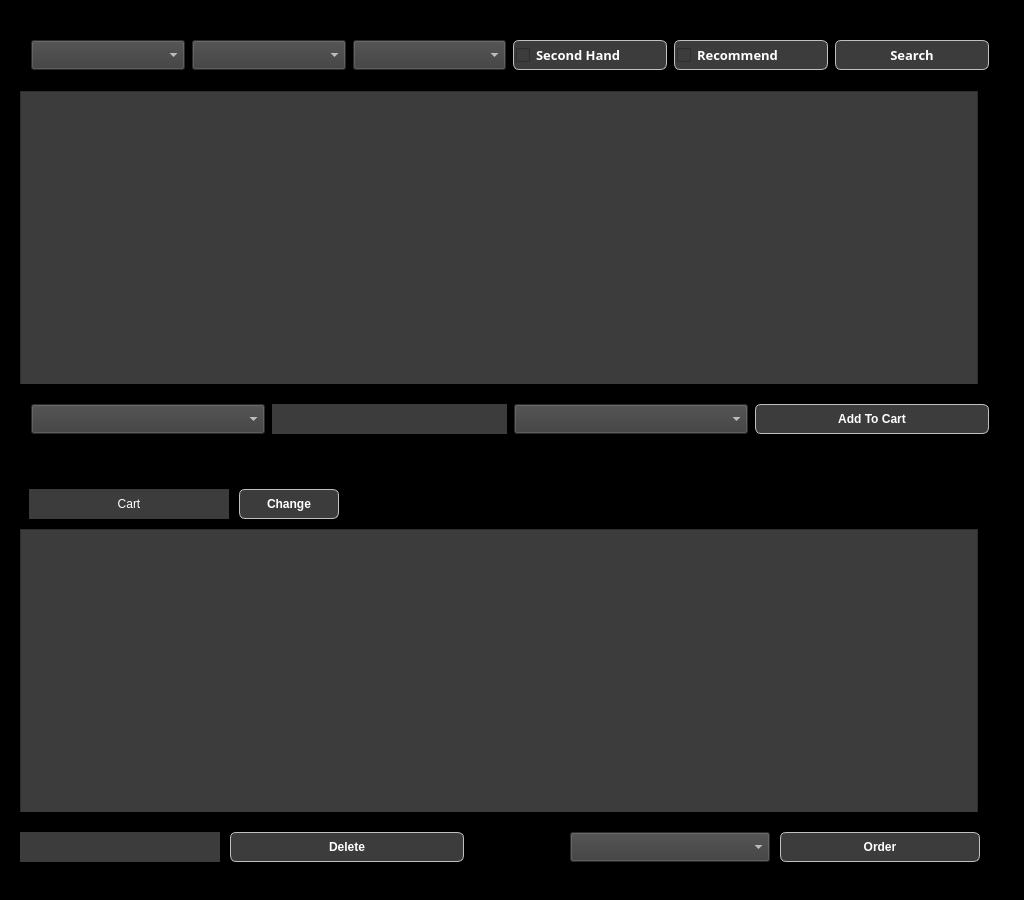
Before: the Qt Designer form ui.ui in huangchenghan/database_project, drawn with Qt 5.
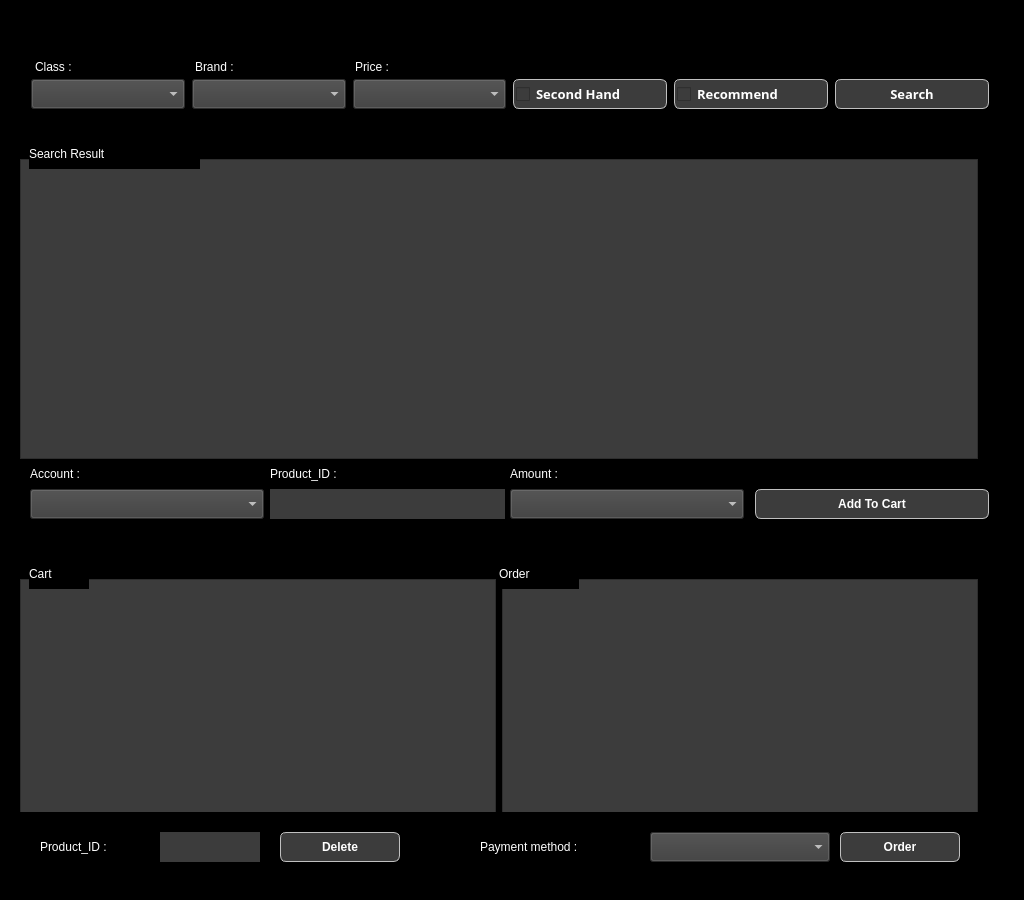
After: the same form once the commit is applied.

Diff of the .ui file:
```diff
--- a/ui.ui
+++ b/ui.ui
@@ -24,7 +24,7 @@
        <property name="geometry">
         <rect>
          <x>11</x>
-         <y>11</y>
+         <y>50</y>
          <width>980</width>
          <height>64</height>
         </rect>
@@ -170,12 +170,66 @@
 font: 10pt &quot;Rockwell&quot;; </string>
         </property>
        </widget>
+       <widget class="QLabel" name="label_9">
+        <property name="geometry">
+         <rect>
+          <x>15</x>
+          <y>0</y>
+          <width>90</width>
+          <height>15</height>
+         </rect>
+        </property>
+        <property name="styleSheet">
+         <string notr="true">color: rgb(255, 255, 255);
+background-color: rgb(0, 0, 0);
+font: 12pt &quot;Rockwell&quot;; </string>
+        </property>
+        <property name="text">
+         <string>Class :</string>
+        </property>
+       </widget>
+       <widget class="QLabel" name="label_10">
+        <property name="geometry">
+         <rect>
+          <x>175</x>
+          <y>0</y>
+          <width>90</width>
+          <height>15</height>
+         </rect>
+        </property>
+        <property name="styleSheet">
+         <string notr="true">color: rgb(255, 255, 255);
+background-color: rgb(0, 0, 0);
+font: 12pt &quot;Rockwell&quot;; </string>
+        </property>
+        <property name="text">
+         <string>Brand :</string>
+        </property>
+       </widget>
+       <widget class="QLabel" name="label_11">
+        <property name="geometry">
+         <rect>
+          <x>335</x>
+          <y>0</y>
+          <width>90</width>
+          <height>15</height>
+         </rect>
+        </property>
+        <property name="styleSheet">
+         <string notr="true">color: rgb(255, 255, 255);
+background-color: rgb(0, 0, 0);
+font: 12pt &quot;Rockwell&quot;; </string>
+        </property>
+        <property name="text">
+         <string>Price :</string>
+        </property>
+       </widget>
       </widget>
       <widget class="QWidget" name="widget_3" native="true">
        <property name="geometry">
         <rect>
          <x>11</x>
-         <y>82</y>
+         <y>150</y>
          <width>958</width>
          <height>300</height>
         </rect>
@@ -195,16 +249,16 @@
        <property name="geometry">
         <rect>
          <x>11</x>
-         <y>375</y>
+         <y>450</y>
          <width>980</width>
-         <height>64</height>
+         <height>70</height>
         </rect>
        </property>
        <widget class="QPushButton" name="add_pushButton">
         <property name="geometry">
          <rect>
           <x>735</x>
-          <y>20</y>
+          <y>30</y>
           <width>234</width>
           <height>30</height>
          </rect>
@@ -226,8 +280,8 @@
        <widget class="QLabel" name="product_label">
         <property name="geometry">
          <rect>
-          <x>252</x>
-          <y>20</y>
+          <x>250</x>
+          <y>30</y>
           <width>235</width>
           <height>30</height>
          </rect>
@@ -244,8 +298,8 @@
        <widget class="QComboBox" name="count_comboBox">
         <property name="geometry">
          <rect>
-          <x>494</x>
-          <y>20</y>
+          <x>490</x>
+          <y>30</y>
           <width>234</width>
           <height>30</height>
          </rect>
@@ -259,8 +313,8 @@
        <widget class="QComboBox" name="user_comboBox">
         <property name="geometry">
          <rect>
-          <x>11</x>
-          <y>20</y>
+          <x>10</x>
+          <y>30</y>
           <width>234</width>
           <height>30</height>
          </rect>
@@ -271,14 +325,68 @@
 font: 10pt &quot;Rockwell&quot;; </string>
         </property>
        </widget>
+       <widget class="QLabel" name="label_5">
+        <property name="geometry">
+         <rect>
+          <x>10</x>
+          <y>0</y>
+          <width>100</width>
+          <height>30</height>
+         </rect>
+        </property>
+        <property name="styleSheet">
+         <string notr="true">color: rgb(255, 255, 255);
+background-color: rgb(0, 0, 0);
+font: 12pt &quot;Rockwell&quot;; </string>
+        </property>
+        <property name="text">
+         <string>Account :</string>
+        </property>
+       </widget>
+       <widget class="QLabel" name="label_6">
+        <property name="geometry">
+         <rect>
+          <x>250</x>
+          <y>0</y>
+          <width>120</width>
+          <height>30</height>
+         </rect>
+        </property>
+        <property name="styleSheet">
+         <string notr="true">color: rgb(255, 255, 255);
+background-color: rgb(0, 0, 0);
+font: 12pt &quot;Rockwell&quot;; </string>
+        </property>
+        <property name="text">
+         <string>Product_ID :</string>
+        </property>
+       </widget>
+       <widget class="QLabel" name="label_7">
+        <property name="geometry">
+         <rect>
+          <x>490</x>
+          <y>0</y>
+          <width>100</width>
+          <height>30</height>
+         </rect>
+        </property>
+        <property name="styleSheet">
+         <string notr="true">color: rgb(255, 255, 255);
+background-color: rgb(0, 0, 0);
+font: 12pt &quot;Rockwell&quot;; </string>
+        </property>
+        <property name="text">
+         <string>Amount :</string>
+        </property>
+       </widget>
       </widget>
       <widget class="QWidget" name="widget_5" native="true">
        <property name="geometry">
         <rect>
          <x>11</x>
-         <y>520</y>
+         <y>570</y>
          <width>958</width>
-         <height>300</height>
+         <height>250</height>
         </rect>
        </property>
        <layout class="QHBoxLayout" name="horizontalLayout_2">
@@ -290,6 +398,14 @@
           </property>
          </widget>
         </item>
+        <item>
+         <widget class="QTableWidget" name="order_tableWidget">
+          <property name="styleSheet">
+           <string notr="true">color: rgb(255, 255, 255);
+background-color: rgb(60, 60, 60);</string>
+          </property>
+         </widget>
+        </item>
        </layout>
       </widget>
       <widget class="QWidget" name="widget_6" native="true">
@@ -304,9 +420,9 @@
        <widget class="QPushButton" name="order_pushButton">
         <property name="geometry">
          <rect>
-          <x>760</x>
+          <x>820</x>
           <y>20</y>
-          <width>200</width>
+          <width>120</width>
           <height>30</height>
          </rect>
         </property>
@@ -327,9 +443,9 @@
        <widget class="QPushButton" name="delete_pushButton">
         <property name="geometry">
          <rect>
-          <x>210</x>
+          <x>260</x>
           <y>20</y>
-          <width>234</width>
+          <width>120</width>
           <height>30</height>
          </rect>
         </property>
@@ -350,9 +466,9 @@
        <widget class="QLabel" name="delete_label">
         <property name="geometry">
          <rect>
-          <x>0</x>
+          <x>140</x>
           <y>20</y>
-          <width>200</width>
+          <width>100</width>
           <height>30</height>
          </rect>
         </property>
@@ -368,9 +484,9 @@
        <widget class="QComboBox" name="payment_comboBox">
         <property name="geometry">
          <rect>
-          <x>550</x>
+          <x>630</x>
           <y>20</y>
-          <width>200</width>
+          <width>180</width>
           <height>30</height>
          </rect>
         </property>
@@ -380,49 +496,95 @@
 font: 10pt &quot;Rockwell&quot;; </string>
         </property>
        </widget>
+       <widget class="QLabel" name="label_3">
+        <property name="geometry">
+         <rect>
+          <x>20</x>
+          <y>20</y>
+          <width>120</width>
+          <height>30</height>
+         </rect>
+        </property>
+        <property name="styleSheet">
+         <string notr="true">color: rgb(255, 255, 255);
+background-color: rgb(0, 0, 0);
+font: 12pt &quot;Rockwell&quot;; </string>
+        </property>
+        <property name="text">
+         <string>&lt;html&gt;&lt;head/&gt;&lt;body&gt;&lt;p&gt;Product_ID :&lt;/p&gt;&lt;/body&gt;&lt;/html&gt;</string>
+        </property>
+       </widget>
+       <widget class="QLabel" name="label_4">
+        <property name="geometry">
+         <rect>
+          <x>460</x>
+          <y>20</y>
+          <width>170</width>
+          <height>30</height>
+         </rect>
+        </property>
+        <property name="styleSheet">
+         <string notr="true">color: rgb(255, 255, 255);
+background-color: rgb(0, 0, 0);
+font: 12pt &quot;Rockwell&quot;; </string>
+        </property>
+        <property name="text">
+         <string>Payment method : </string>
+        </property>
+       </widget>
       </widget>
       <widget class="QLabel" name="cart_order_label">
        <property name="geometry">
         <rect>
          <x>20</x>
-         <y>480</y>
-         <width>200</width>
+         <y>550</y>
+         <width>60</width>
          <height>30</height>
         </rect>
        </property>
        <property name="styleSheet">
         <string notr="true">color: rgb(255, 255, 255);
-background-color: rgb(60, 60, 60);
-font: 10pt &quot;Rockwell&quot;; </string>
+font: 75 16pt &quot;Rockwell&quot;;
+background-color: rgb(0, 0, 0);</string>
        </property>
        <property name="text">
         <string>Cart</string>
        </property>
-       <property name="alignment">
-        <set>Qt::AlignCenter</set>
+      </widget>
+      <widget class="QLabel" name="label_2">
+       <property name="geometry">
+        <rect>
+         <x>490</x>
+         <y>550</y>
+         <width>80</width>
+         <height>30</height>
+        </rect>
        </property>
+       <property name="styleSheet">
+        <string notr="true">color: rgb(255, 255, 255);
+font: 75 16pt &quot;Rockwell&quot;;
+background-color: rgb(0, 0, 0);</string>
+       </property>
+       <property name="text">
+        <string>Order</string>
+       </property>
       </widget>
-      <widget class="QPushButton" name="change_pushButton">
+      <widget class="QLabel" name="label_8">
        <property name="geometry">
         <rect>
-         <x>230</x>
-         <y>480</y>
-         <width>100</width>
+         <x>20</x>
+         <y>130</y>
+         <width>171</width>
          <height>30</height>
         </rect>
        </property>
        <property name="styleSheet">
         <string notr="true">color: rgb(255, 255, 255);
- font: 10pt &quot;Rockwell&quot;; 
-background-color: rgb(60, 60, 60); 
-font: bold; 
-border: 1px solid silver; 
-border-radius: 6px;
-subcontrol-origin:  margin; 
-padding: 2 2px 2 2px;</string>
+font: 75 16pt &quot;Rockwell&quot;;
+background-color: rgb(0, 0, 0);</string>
        </property>
        <property name="text">
-        <string>Change</string>
+        <string>Search Result</string>
        </property>
       </widget>
      </widget>
```
Left out of the diff: 2 changed lines with no effect on the pictures.
